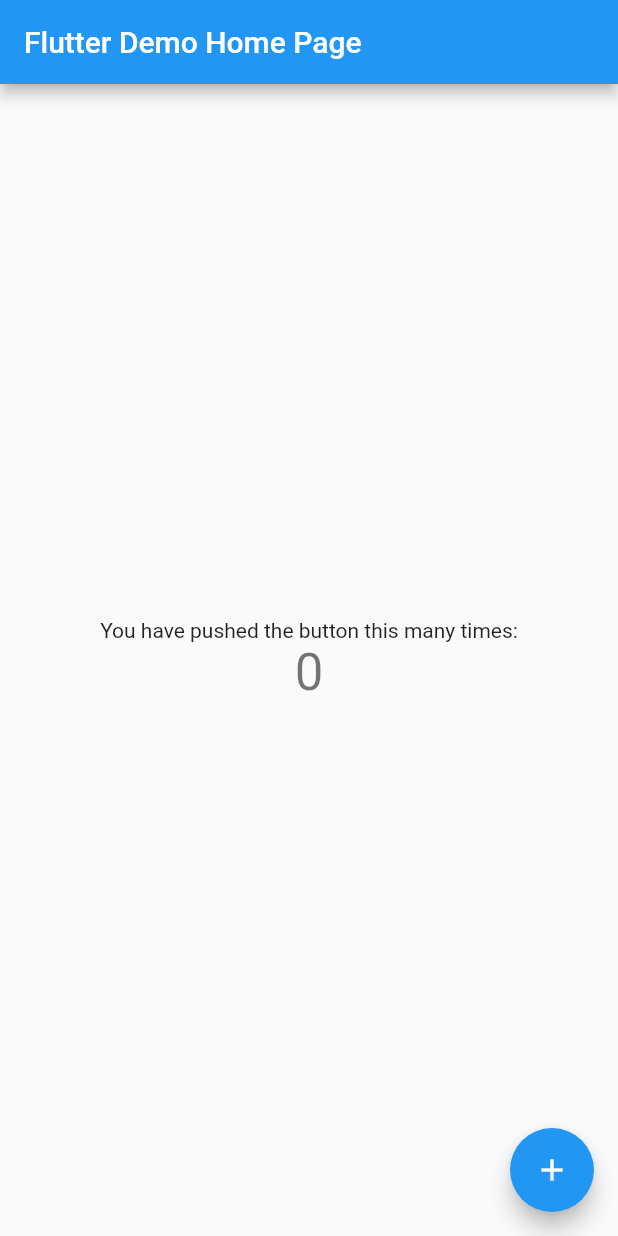
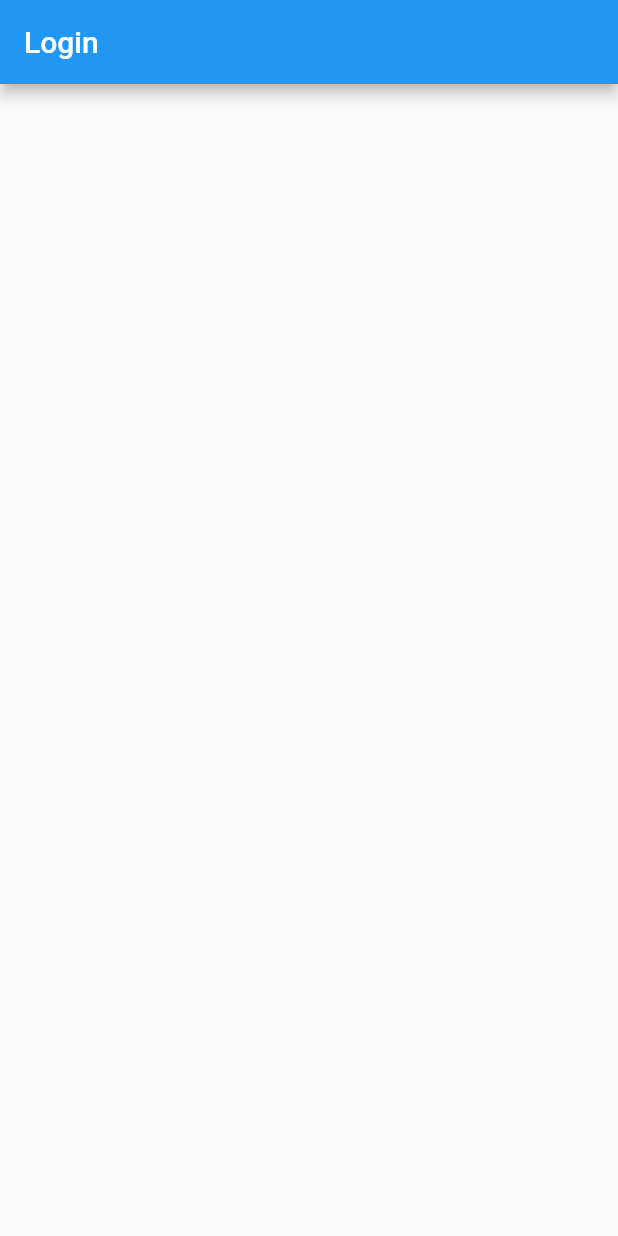
Before and after one commit to AitoApps/flutter-wikispy, a Flutter app: the screen it shows after launch, on a phone screen of 412 x 824 dp. Run offline on Flutter 3.47's test engine with Material 2 defaults, Android fonts, the phone set to English and light mode, and no system bars.

Commit message:
login screen

```diff
--- a/lib/main.dart
+++ b/lib/main.dart
@@ -1,4 +1,5 @@
 import 'package:flutter/material.dart';
+import 'package:flutter_wikispy/screens/login_page.dart';
 
 void main() {
   runApp(MyApp());
@@ -9,105 +10,11 @@
   @override
   Widget build(BuildContext context) {
     return MaterialApp(
-      title: 'Flutter Demo',
+      title: 'WikiSpy',
       theme: ThemeData(
-        // This is the theme of your application.
-        //
-        // Try running your application with "flutter run". You'll see the
-        // application has a blue toolbar. Then, without quitting the app, try
-        // changing the primarySwatch below to Colors.green and then invoke
-        // "hot reload" (press "r" in the console where you ran "flutter run",
-        // or simply save your changes to "hot reload" in a Flutter IDE).
-        // Notice that the counter didn't reset back to zero; the application
-        // is not restarted.
         primarySwatch: Colors.blue,
       ),
-      home: MyHomePage(title: 'Flutter Demo Home Page'),
+      home: LoginPage(),
     );
   }
 }
-
-class MyHomePage extends StatefulWidget {
-  MyHomePage({Key? key, required this.title}) : super(key: key);
-
-  // This widget is the home page of your application. It is stateful, meaning
-  // that it has a State object (defined below) that contains fields that affect
-  // how it looks.
-
-  // This class is the configuration for the state. It holds the values (in this
-  // case the title) provided by the parent (in this case the App widget) and
-  // used by the build method of the State. Fields in a Widget subclass are
-  // always marked "final".
-
-  final String title;
-
-  @override
-  _MyHomePageState createState() => _MyHomePageState();
-}
-
-class _MyHomePageState extends State<MyHomePage> {
-  int _counter = 0;
-
-  void _incrementCounter() {
-    setState(() {
-      // This call to setState tells the Flutter framework that something has
-      // changed in this State, which causes it to rerun the build method below
-      // so that the display can reflect the updated values. If we changed
-      // _counter without calling setState(), then the build method would not be
-      // called again, and so nothing would appear to happen.
-      _counter++;
-    });
-  }
-
-  @override
-  Widget build(BuildContext context) {
-    // This method is rerun every time setState is called, for instance as done
-    // by the _incrementCounter method above.
-    //
-    // The Flutter framework has been optimized to make rerunning build methods
-    // fast, so that you can just rebuild anything that needs updating rather
-    // than having to individually change instances of widgets.
-    return Scaffold(
-      appBar: AppBar(
-        // Here we take the value from the MyHomePage object that was created by
-        // the App.build method, and use it to set our appbar title.
-        title: Text(widget.title),
-      ),
-      body: Center(
-        // Center is a layout widget. It takes a single child and positions it
-        // in the middle of the parent.
-        child: Column(
-          // Column is also a layout widget. It takes a list of children and
-          // arranges them vertically. By default, it sizes itself to fit its
-          // children horizontally, and tries to be as tall as its parent.
-          //
-          // Invoke "debug painting" (press "p" in the console, choose the
-          // "Toggle Debug Paint" action from the Flutter Inspector in Android
-          // Studio, or the "Toggle Debug Paint" command in Visual Studio Code)
-          // to see the wireframe for each widget.
-          //
-          // Column has various properties to control how it sizes itself and
-          // how it positions its children. Here we use mainAxisAlignment to
-          // center the children vertically; the main axis here is the vertical
-          // axis because Columns are vertical (the cross axis would be
-          // horizontal).
-          mainAxisAlignment: MainAxisAlignment.center,
-          children: <Widget>[
-            Text(
-              'You have pushed the button this many times:',
-            ),
-            Text(
-              '$_counter',
-              style: Theme.of(context).textTheme.headline4,
-            ),
-          ],
-        ),
-      ),
-      floatingActionButton: FloatingActionButton(
-        onPressed: _incrementCounter,
-        tooltip: 'Increment',
-        child: Icon(Icons.add),
-      ), // This trailing comma makes auto-formatting nicer for build methods.
-    );
-  }
-}
--- /dev/null
+++ b/lib/screens/login_page.dart
@@ -0,0 +1,12 @@
+import 'package:flutter/material.dart';
+
+class LoginPage extends StatelessWidget {
+  @override
+  Widget build(BuildContext context) {
+    return Scaffold(
+      appBar: AppBar(
+        title: Text('Login'),
+      ),
+    );
+  }
+}
```
